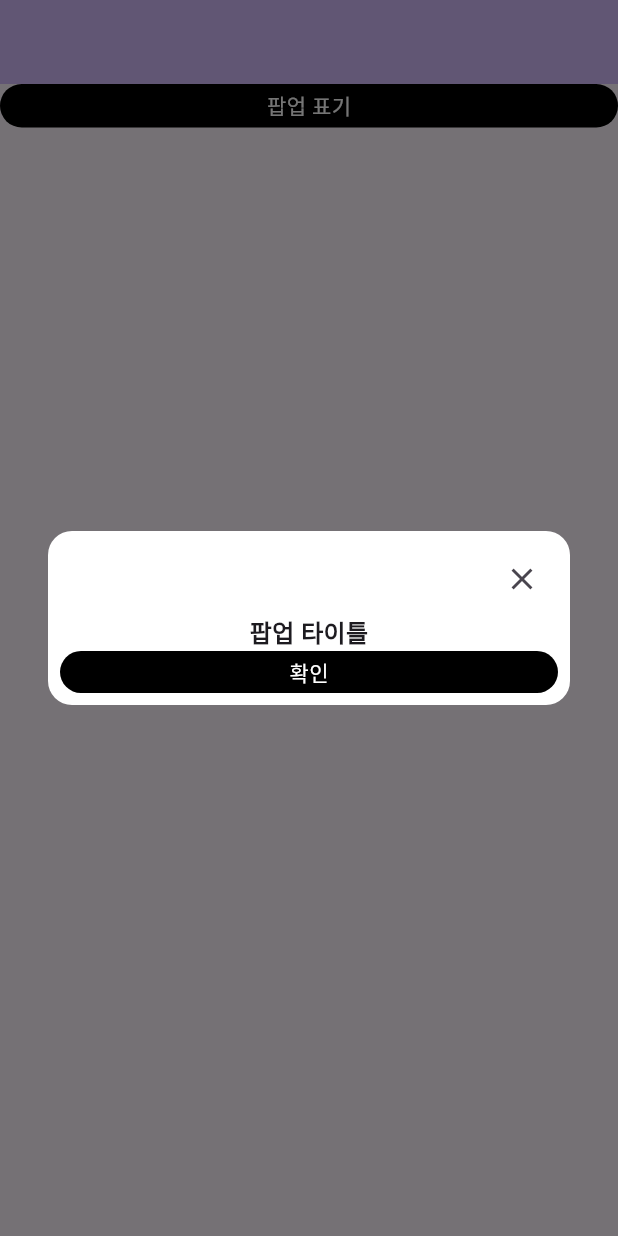
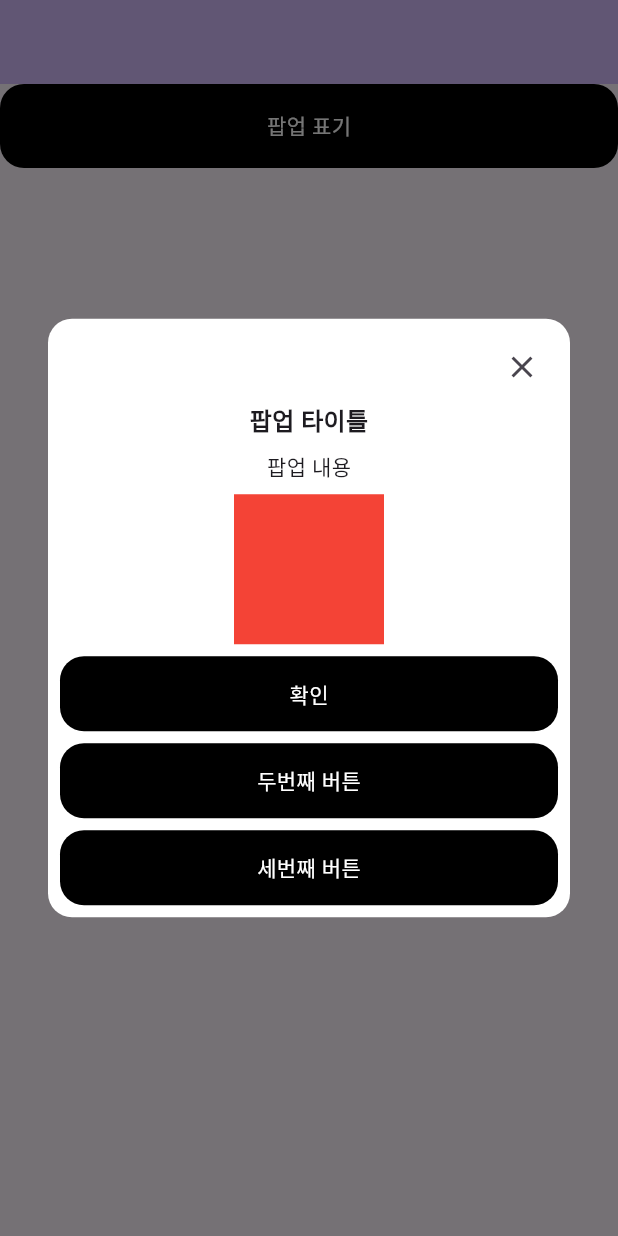
Before and after one commit to jaekyung-you/flutter_factory, a Flutter app: the screen it shows after launch, after a tap on "팝업 표기", on a phone screen of 412 x 824 dp. Run offline on Flutter 3.47's test engine with Material 3 defaults, Android fonts, the phone set to English and light mode, and no system bars; our stand-ins replace get; Roboto replaces fonts that are missing (Pretendard).

Commit message:
base_round_button, base_popup 레이아웃 수정

```diff
--- a/lib/main.dart
+++ b/lib/main.dart
@@ -36,17 +36,45 @@ class _MyHomePageState extends State<MyHomePage> {
   int _counter = 0;
 
   void _showPopup() {
-    // setState(() {
-    //   // This call to setState tells the Flutter framework that something has
-    //   // changed in this State, which causes it to rerun the build method below
-    //   // so that the display can reflect the updated values. If we changed
-    //   // _counter without calling setState(), then the build method would not be
-    //   // called again, and so nothing would appear to happen.
-    //   _counter++;
-    // });
-    Get.dialog(
-        BasePopup(title: '팝업 타이틀', firstButtonText: '확인')
-    );
+    // Get.dialog(BasePopup(
+    //     title: '팝업 타이틀',
+    //     desc: '팝업 내용',
+    //     content: Container(
+    //       color: Colors.red,
+    //       width: 100,
+    //       height: 100,
+    //     ),
+    //     firstButtonText: '확인'));
+
+    // Get.dialog(BasePopup.twoButton(
+    //   title: '팝업 타이틀',
+    //   desc: '팝업 내용',
+    //   content: Container(
+    //     color: Colors.red,
+    //     width: 100,
+    //     height: 100,
+    //   ),
+    //   firstButtonText: '확인',
+    //   onPressFirstButton: () {},
+    //   secondButtonText: '두번째 버튼',
+    //   onPressSecondButton: () {},
+    // ));
+
+    Get.dialog(BasePopup.threeButton(
+      title: '팝업 타이틀',
+      desc: '팝업 내용',
+      content: Container(
+        color: Colors.red,
+        width: 100,
+        height: 100,
+      ),
+      firstButtonText: '확인',
+      onPressFirstButton: () {},
+      secondButtonText: '두번째 버튼',
+      onPressSecondButton: () {},
+      thirdButtonText: '세번째 버튼',
+      onPressThirdButton: () {},
+    ));
   }
 
   @override
@@ -62,10 +90,7 @@ class _MyHomePageState extends State<MyHomePage> {
         // TRY THIS: Try changing the color here to a specific color (to
         // Colors.amber, perhaps?) and trigger a hot reload to see the AppBar
         // change color while the other colors stay the same.
-        backgroundColor: Theme
-            .of(context)
-            .colorScheme
-            .inversePrimary,
+        backgroundColor: Theme.of(context).colorScheme.inversePrimary,
         // Here we take the value from the MyHomePage object that was created by
         // the App.build method, and use it to set our appbar title.
         title: Text(''),
@@ -75,8 +100,13 @@ class _MyHomePageState extends State<MyHomePage> {
         // in the middle of the parent.
         child: Column(
           children: [
-            BaseRoundButton(buttonText: '팝업 표기', onPress: () => _showPopup(), buttonFgColor: Colors.white, buttonBgColor: Colors.black, height: 56,)
+            BaseRoundButton(
+              buttonText: '팝업 표기',
+              onPress: () => _showPopup(),
+              buttonFgColor: Colors.white,
+              buttonBgColor: Colors.black,
 
+            )
           ],
         ),
       ), // This trailing comma makes auto-formatting nicer for build methods.
--- a/lib/presentation/common/base_popup.dart
+++ b/lib/presentation/common/base_popup.dart
@@ -66,20 +66,80 @@ class _BasePopupState extends State<BasePopup> {
             Row(
               children: [
                 const Spacer(),
-                IconButton(onPressed: (){
-                  Get.back();
-                }, icon: const Icon(Icons.close)),
+                IconButton(
+                    onPressed: () {
+                      Get.back();
+                    },
+                    icon: const Icon(Icons.close)),
               ],
             ),
 
-
             /// 제목
-            Text(widget.title, style: TextStyle(fontSize: AppConfig.headerFontSize, fontWeight: FontWeight.bold),),
+            Text(
+              widget.title,
+              style: TextStyle(fontSize: AppConfig.headerFontSize, fontWeight: FontWeight.bold),
+            ),
 
             /// 내용
-            ///
+            if (widget.desc != null)
+              Padding(
+                padding: const EdgeInsets.symmetric(vertical: AppConfig.innerPadding * 2),
+                child: Text(
+                  widget.desc!,
+                  style: TextStyle(fontSize: AppConfig.subTitleFontSize, fontWeight: FontWeight.w500),
+                ),
+              ),
+
+            if (widget.content != null)
+              Padding(
+                padding: const EdgeInsets.only(bottom: AppConfig.innerPadding * 2),
+                child: widget.content!,
+              ),
+
             /// 버튼
-            BaseRoundButton(buttonText: '확인', onPress: () { Get.back(); }, buttonFgColor: Colors.white, buttonBgColor: Colors.black, height: 50,)
+            BaseRoundButton(
+              buttonText: widget.firstButtonText,
+              onPress: () {
+                if (widget.onPressFirstButton != null) {
+                  widget.onPressFirstButton!();
+                }
+              },
+              buttonFgColor: Colors.white,
+              buttonBgColor: Colors.black,
+              height: 50,
+            ),
+
+            if (widget.secondButtonText != null)
+              Padding(
+                padding: const EdgeInsets.only(top: AppConfig.innerPadding * 2),
+                child: BaseRoundButton(
+                  buttonText: widget.secondButtonText!,
+                  onPress: () {
+                    if (widget.onPressSecondButton != null) {
+                      widget.onPressSecondButton!();
+                    }
+                  },
+                  buttonFgColor: Colors.white,
+                  buttonBgColor: Colors.black,
+                  height: 50,
+                ),
+              ),
+
+            if (widget.thirdButtonText != null)
+              Padding(
+                padding: const EdgeInsets.only(top: AppConfig.innerPadding * 2),
+                child: BaseRoundButton(
+                  buttonText: widget.thirdButtonText!,
+                  onPress: () {
+                    if (widget.onPressThirdButton != null) {
+                      widget.onPressThirdButton!();
+                    }
+                  },
+                  buttonFgColor: Colors.white,
+                  buttonBgColor: Colors.black,
+                  height: 50,
+                ),
+              ),
           ],
         ),
       ),
--- a/lib/presentation/common/base_round_button.dart
+++ b/lib/presentation/common/base_round_button.dart
@@ -9,15 +9,19 @@ class BaseRoundButton extends StatelessWidget {
   Color buttonBgColor;
   double width;
   double height;
+  Icon? prefixIcon;
+  Icon? suffixIcon;
 
-  BaseRoundButton(
-      {super.key,
+  BaseRoundButton({super.key,
     required this.buttonText,
     required this.onPress,
     required this.buttonFgColor,
     required this.buttonBgColor,
     this.width = double.maxFinite,
-      required this.height});
+    this.height = 56,
+    this.prefixIcon,
+    this.suffixIcon,
+  });
 
   @override
   Widget build(BuildContext context) {
@@ -28,14 +32,32 @@ class BaseRoundButton extends StatelessWidget {
       child: Container(
         padding: const EdgeInsets.symmetric(horizontal: AppConfig.innerPadding * 2, vertical: AppConfig.innerPadding),
         width: width,
+        height: height,
         alignment: Alignment.center,
         decoration: BoxDecoration(
           borderRadius: BorderRadius.circular(AppConfig.borderRadiusSub),
           color: buttonBgColor,
         ),
-        child: Text(
+        child: Row(
+          mainAxisAlignment: MainAxisAlignment.center,
+          children: [
+            if (prefixIcon != null)
+              Padding(
+                padding: const EdgeInsets.only(left: 4.0),
+                child: prefixIcon!
+              ),
+
+            Text(
               buttonText,
               style: TextStyle(fontSize: AppConfig.subTitleFontSize, fontWeight: FontWeight.w500, color: buttonFgColor),
+            ),
+
+            if (suffixIcon != null)
+              Padding(
+                  padding: const EdgeInsets.only(right: 4.0),
+                  child: suffixIcon!
+              ),
+          ],
         ),
       ),
     );
```
Also changed, not shown: 2 other files. Lines whose indentation alone changed are shown as unchanged.
